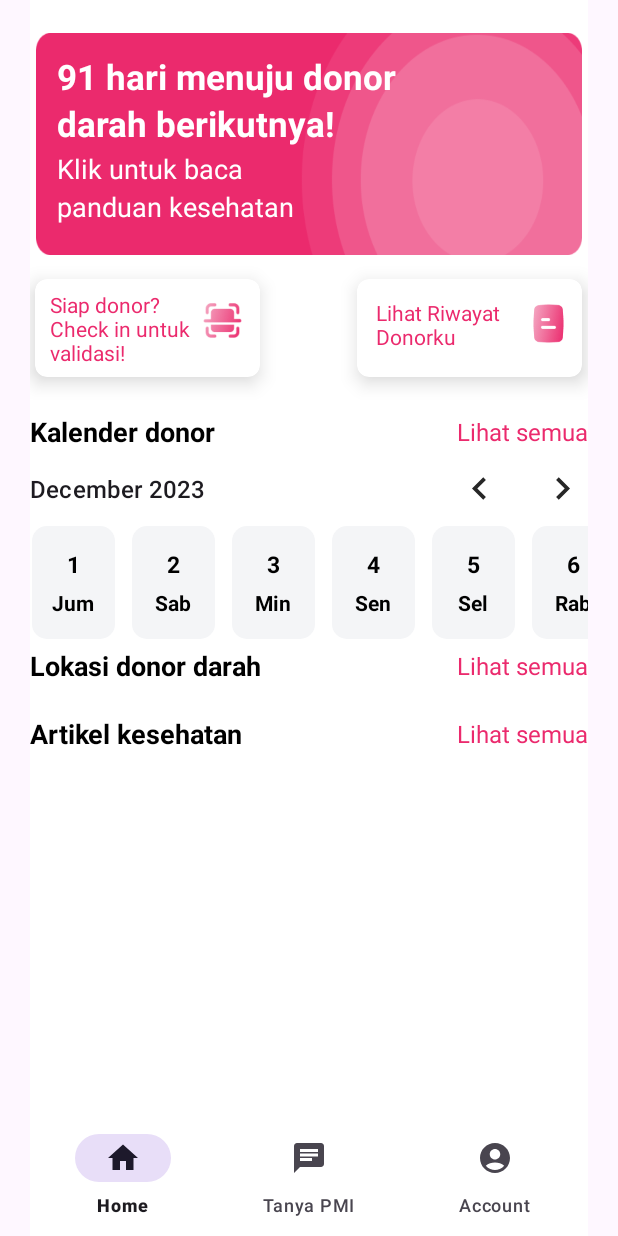
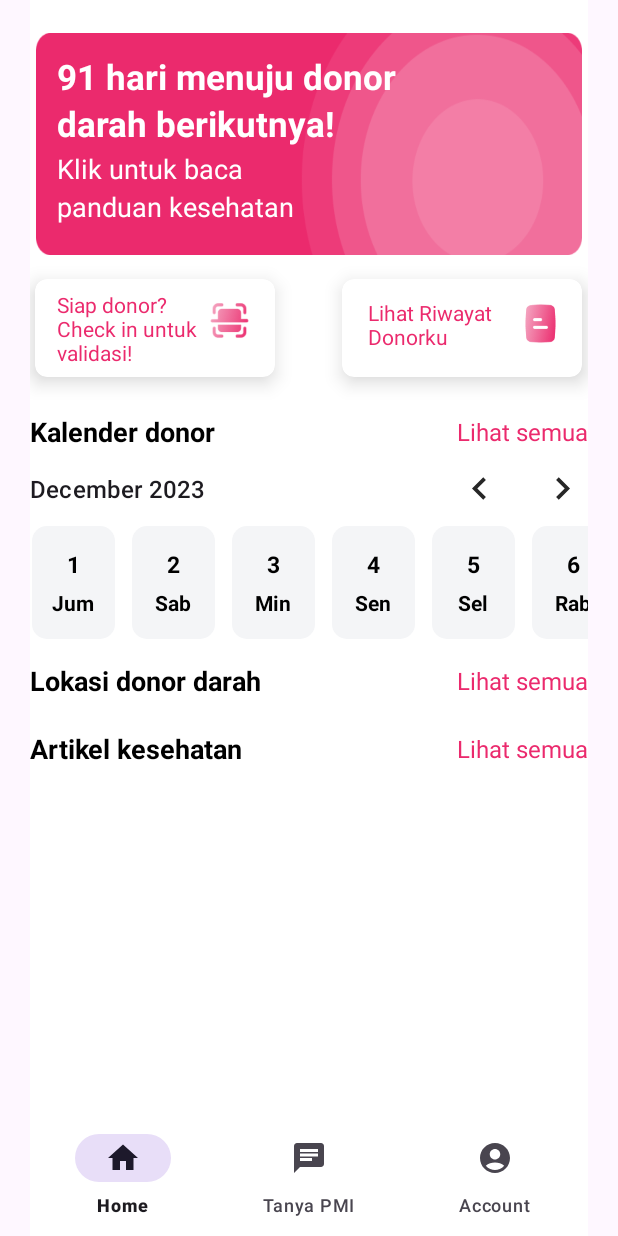
Before and after one commit to alamsyah08/SEDONOR-v2, an Android app: the HomePage screen opened directly, with no data from a screen before it, on a phone screen of 412 x 824 dp. Run offline under Robolectric (Android 15) with nearby library versions, the phone set to English and light mode, and no system bars; our stand-ins replace Firebase (no records; nobody signed in at launch, a user with empty details on screens opened directly); pictures from the network do not load; 1 statement that could not run was skipped.

Commit message:
style homepage

```diff
--- a/app/src/main/java/com/example/sedonor/artikel/ArtikelPage.kt
+++ b/app/src/main/java/com/example/sedonor/artikel/ArtikelPage.kt
@@ -14,6 +14,7 @@ import android.view.MenuItem
 import android.widget.Toast
 import android.view.View
 import com.bumptech.glide.Glide
+import com.example.sedonor.ChatbotPMI
 import com.example.sedonor.HomePage
 import com.example.sedonor.R
 
@@ -93,7 +94,7 @@ class ArtikelPage : AppCompatActivity() {
                 // Ganti warna ikon untuk Tanya PMI
                 item.setIcon(R.drawable.ic_tanyapmi_selected)
                 // Lakukan aksi atau pindah ke halaman Tanya PMI
-//                showToastAndNavigate("Tanya PMI Clicked", TanyaPMI::class.java)
+                showToastAndNavigate("Tanya PMI Clicked", ChatbotPMI::class.java)
             }
             R.id.menu_item_3 -> {
                 // Ganti warna ikon untuk Account
--- a/app/src/main/res/layout/activity_home_page.xml
+++ b/app/src/main/res/layout/activity_home_page.xml
@@ -88,11 +88,10 @@
 
                 <androidx.cardview.widget.CardView
                     android:id="@+id/cardView1"
-                    android:layout_width="150dp"
+                    android:layout_width="160dp"
                     android:layout_height="65dp"
+                    android:layout_marginLeft="3dp"
                     android:layout_marginTop="16dp"
-                    android:layout_marginLeft="3dp"
-                    android:layout_marginRight="15dp"
                     android:background="@color/white"
                     android:clickable="true"
                     android:foreground="?android:attr/selectableItemBackground"
@@ -126,19 +125,19 @@
 
                 <androidx.cardview.widget.CardView
                     android:id="@+id/cardView2"
-                    android:layout_width="150dp"
+                    android:layout_width="160dp"
                     android:layout_height="65dp"
 
                     android:layout_marginHorizontal="4dp"
                     android:layout_marginTop="16dp"
 
+                    android:background="@color/white"
                     android:clickable="true"
                     android:foreground="?android:attr/selectableItemBackground"
                     app:cardCornerRadius="8dp"
                     app:cardElevation="8dp"
-                    android:background="@color/white"
-                    app:layout_constraintTop_toTopOf="parent"
-                    app:layout_constraintEnd_toEndOf="parent">
+                    app:layout_constraintEnd_toEndOf="parent"
+                    app:layout_constraintTop_toTopOf="parent">
 
                     <LinearLayout
                         android:layout_width="match_parent"
@@ -265,7 +264,8 @@
 
             <androidx.constraintlayout.widget.ConstraintLayout
                 android:layout_width="match_parent"
-                android:layout_height="wrap_content">
+                android:layout_height="wrap_content"
+                android:layout_marginTop="10dp">
 
                 <TextView
                     android:layout_width="200dp"
```
